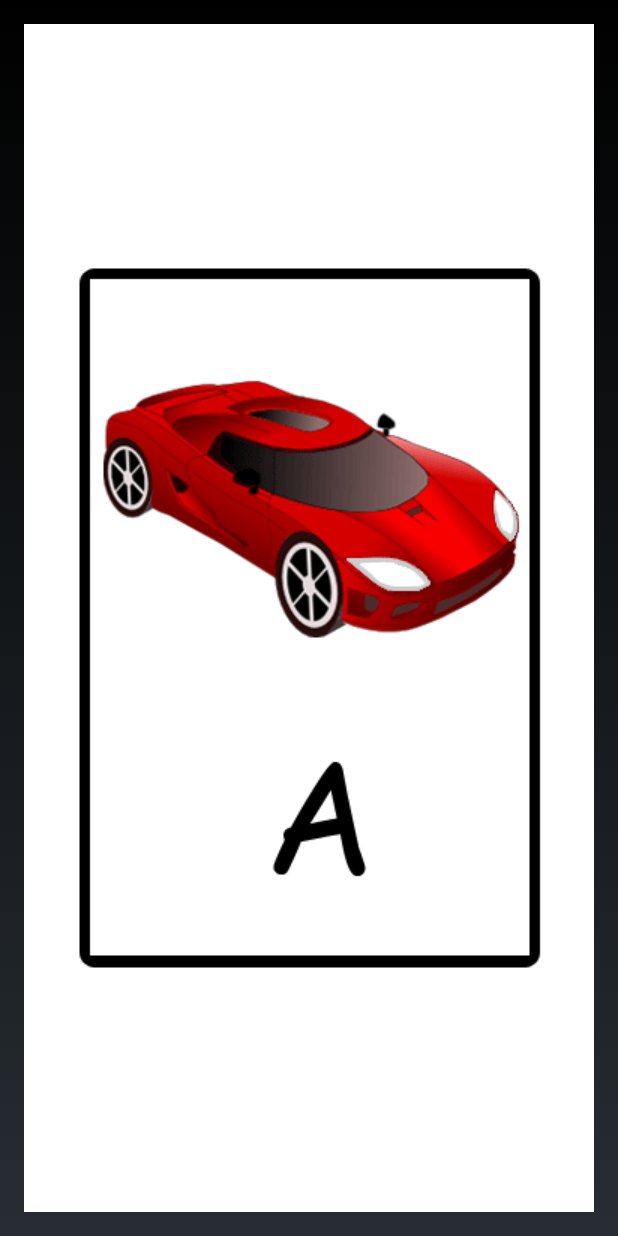
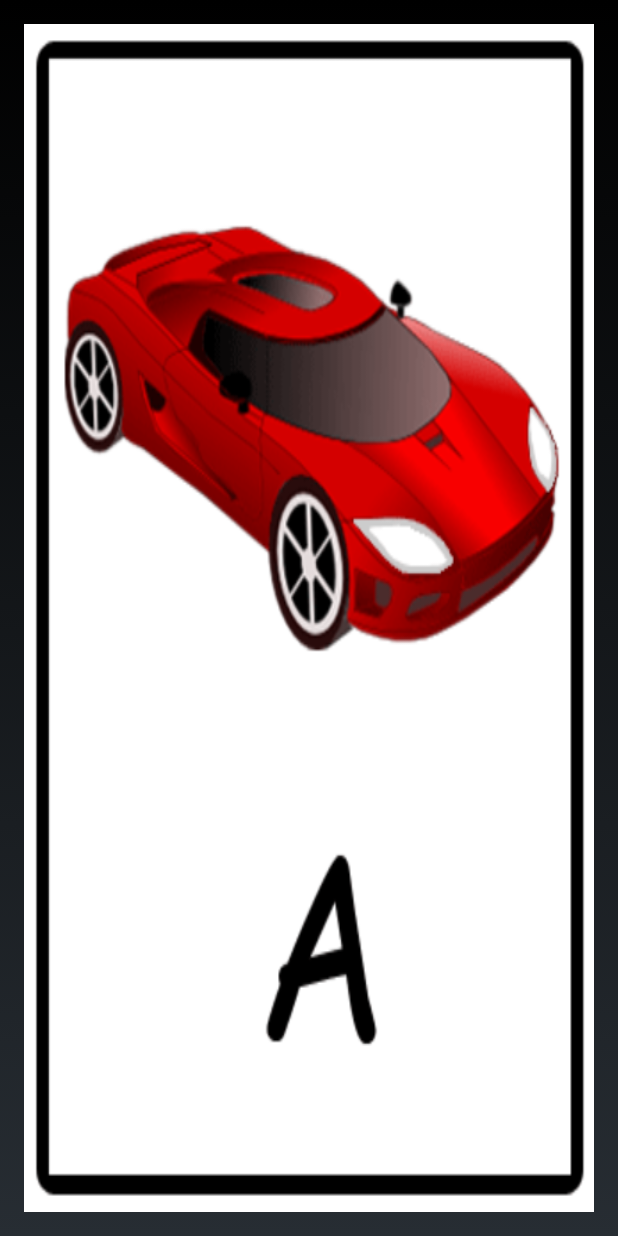
Before and after one commit to ikrcatov/Abeceda, an Android app: the screen it shows after launch (ImageSlideActivity before the commit, ImageViewPager after it), after a tap on an icon or button, on a phone screen of 412 x 824 dp. Run offline under Robolectric (Android 15) with nearby library versions, the light colour scheme and no system bars.

Commit message:
Uloadane slike u list, triba napravit da na swipe drugi zvuk pročita

```diff
--- a/Abeceda/app/src/main/AndroidManifest.xml
+++ b/Abeceda/app/src/main/AndroidManifest.xml
@@ -30,6 +30,12 @@
             android:theme="@android:style/Theme.NoTitleBar"
             android:screenOrientation="portrait">
         </activity>
+        <activity
+            android:name=".ImageViewPager"
+            android:label="@string/title_activity_image_slide"
+            android:theme="@android:style/Theme.NoTitleBar"
+            android:screenOrientation="portrait">
+        </activity>
     </application>
 
     <supports-screens android:xlargeScreens="true" />
--- a/Abeceda/app/src/main/java/com/example/abeceda/abeceda/ImageAdapter.java
+++ b/Abeceda/app/src/main/java/com/example/abeceda/abeceda/ImageAdapter.java
@@ -1,24 +1,56 @@
 package com.example.abeceda.abeceda;
 
 import android.content.Context;
-import android.content.res.Resources;
-import android.support.v4.view.PagerAdapter;
-import android.support.v4.view.ViewPager;
-import android.util.TypedValue;
-import android.view.LayoutInflater;
+import android.media.MediaPlayer;
 import android.view.View;
 import android.view.ViewGroup;
-import android.widget.GridView;
+import android.widget.BaseAdapter;
 import android.widget.ImageView;
-import android.widget.LinearLayout;
-import android.widget.RelativeLayout;
 
-public class ImageAdapter extends PagerAdapter
+public class ImageAdapter extends BaseAdapter
 {
-	Context context;
-    int imagePosition = 0;
+    private Context mContext;
 
-    public int[] IMAGES = new int[]
+    /*Sound*/
+    MediaPlayer mp;
+
+    public ImageAdapter(Context c) {
+        mContext = c;
+    }
+
+    public int getCount() {
+        return mThumbIds.length;
+    }
+
+    public Object getItem(int position) {
+    	return mThumbIds[position];
+    }
+
+    public long getItemId(int position) {
+        return 0;
+    }
+
+    // Create a new ImageView for each item referenced by the Adapter
+    public View getView(int position, View convertView, ViewGroup parent)
+    {
+        ImageView imageView;
+
+        if (convertView == null)
+        {  // If it's not recycled, initialize some attributes
+            imageView = new ImageView(mContext);
+            imageView.setScaleType(ImageView.ScaleType.CENTER_CROP);
+        }
+        else
+        {
+            imageView = (ImageView) convertView;
+        }
+
+        imageView.setImageResource(mThumbIds[position]);
+        return imageView;
+    }
+
+    // References to our images in res > drawable
+    public Integer[] mThumbIds =
     {
         R.drawable.a, R.drawable.b, R.drawable.c, R.drawable.cjj, R.drawable.cj, R.drawable.d, R.drawable.dzj,
         R.drawable.dj, R.drawable.e, R.drawable.f, R.drawable.g, R.drawable.h, R.drawable.i, R.drawable.j,
@@ -27,50 +59,12 @@ public class ImageAdapter extends PagerAdapter
         R.drawable.zj
     };
 
-    ImageAdapter(Context context, int position)
+    public int[] mAudio = new int[]
     {
-    	this.context = context;
-        this.imagePosition = position;
-    }
-
-    @Override
-    public int getCount()
-    {
-      return IMAGES.length;
-    }
-
-    @Override
-    public boolean isViewFromObject(View view, Object object)
-    {
-        return view == ((ImageView) object);
-    }
-
-    @Override
-    public Object instantiateItem(ViewGroup container, int position)
-    {
-        ImageView imageView = new ImageView(context);
-        int padding = context.getResources().getDimensionPixelSize(
-                R.dimen.padding_medium);
-        //imageView.setPadding(padding, padding, padding, padding);
-        //imageView.setScaleType(ImageView.ScaleType.CENTER_INSIDE);
-        imageView.setImageResource(IMAGES[imagePosition]);
-
-        //Calculation of ImageView Size - density independent.
-        //maybe you should do this calculation not exactly in this method but put is somewhere else.
-        Resources r = Resources.getSystem();
-        float px = TypedValue.applyDimension(TypedValue.COMPLEX_UNIT_DIP, 60, r.getDisplayMetrics());
-
-        imageView.setLayoutParams(new GridView.LayoutParams((int)px, (int)px));
-        imageView.setScaleType(ImageView.ScaleType.CENTER_INSIDE);
-
-        ((ViewPager) container).addView(imageView);
-
-        return imageView;
-    }
-
-    @Override
-    public void destroyItem(ViewGroup container, int position, Object object)
-    {
-        ((ViewPager) container).removeView((ImageView) object);
-    }
+        R.raw.a, R.raw.b, R.raw.c, R.raw.cjj, R.raw.cj, R.raw.d, R.raw.dzj,
+        R.raw.dj, R.raw.e, R.raw.f, R.raw.g, R.raw.h, R.raw.i, R.raw.j,
+        R.raw.k, R.raw.l, R.raw.lj, R.raw.m, R.raw.n, R.raw.nj, R.raw.o, R.raw.p,
+        R.raw.r, R.raw.s, R.raw.sj, R.raw.t, R.raw.u, R.raw.v, R.raw.z,
+        R.raw.zj
+    };
 }
--- /dev/null
+++ b/Abeceda/app/src/main/java/com/example/abeceda/abeceda/ImagePagerAdapter.java
@@ -0,0 +1,39 @@
+package com.example.abeceda.abeceda;
+
+import java.util.List;
+
+import android.support.v4.view.PagerAdapter;
+import android.view.View;
+import android.view.ViewGroup;
+import android.widget.ImageView;
+
+public class ImagePagerAdapter extends PagerAdapter {
+
+    private List<ImageView> images;
+
+    public ImagePagerAdapter(List<ImageView> images) {
+        this.images = images;
+    }
+
+    @Override
+    public Object instantiateItem(ViewGroup container, int position) {
+        ImageView imageView = images.get(position);
+        container.addView(imageView);
+        return imageView;
+    }
+
+    @Override
+    public void destroyItem(ViewGroup container, int position, Object object) {
+        container.removeView(images.get(position));
+    }
+
+    @Override
+    public int getCount() {
+        return images.size();
+    }
+
+    @Override
+    public boolean isViewFromObject(View view, Object o) {
+        return view == o;
+    }
+}
--- a/Abeceda/app/src/main/java/com/example/abeceda/abeceda/ImageSlideActivity.java
+++ b/Abeceda/app/src/main/java/com/example/abeceda/abeceda/ImageSlideActivity.java
@@ -51,7 +51,7 @@ public class ImageSlideActivity extends FragmentActivity
 
         context = this;
 
-        viewPager.setOnTouchListener(gestureListener);
+        /*viewPager.setOnTouchListener(gestureListener);
 
         //SWIPE events
         viewPager.setOnTouchListener(new OnSwipeTouchListener(this)
@@ -120,13 +120,13 @@ public class ImageSlideActivity extends FragmentActivity
         if(swiped == false)
         {
             setViewPagerValuesAndStartMediaPlayer(viewPager);
-        }
+        }*/
     }
 
     private void setViewPagerValuesAndStartMediaPlayer(ViewPager viewPager)
     {
-        adapter = new ImageAdapter(context, position);
-        viewPager.setAdapter(adapter);
+        /*adapter = new ImageAdapter(context, position);
+        viewPager.setAdapter(adapter);*/
 
         //Necessary or the pager will only have one extra page to show
         // make this at least however many pages you can see
--- /dev/null
+++ b/Abeceda/app/src/main/java/com/example/abeceda/abeceda/ImageViewPager.java
@@ -0,0 +1,146 @@
+package com.example.abeceda.abeceda;
+
+import java.util.ArrayList;
+import java.util.List;
+
+import android.app.Activity;
+import android.content.Intent;
+import android.media.MediaPlayer;
+import android.os.Bundle;
+import android.os.Handler;
+import android.support.v4.view.ViewPager;
+import android.view.Menu;
+import android.view.MenuItem;
+import android.view.MotionEvent;
+import android.view.View;
+import android.widget.ImageView;
+import android.widget.Toast;
+
+public class ImageViewPager extends Activity
+{
+	// Declare Variable
+	int position;
+
+    /*Sound*/
+    MediaPlayer mp;
+
+    private final int interval = 1000; // 1 Second
+    private Handler handler = new Handler();
+
+    boolean swiped = false;
+    boolean singleTapped = false;
+
+    /*LENGTH OF IMAGE ARRAY*/
+    int imageArrayLength;
+
+    ViewPager viewpager;
+
+    ImageAdapter imageAdapter;
+    ImageViewPager context;
+
+    int savePosition = 0;
+
+    @Override
+	public void onCreate(Bundle savedInstanceState)
+    {
+		super.onCreate(savedInstanceState);
+		// Set title for the ViewPager
+		setTitle("ViewPager");
+		// Get the view from view_pager.xml
+		setContentView(R.layout.activity_image_slide);
+
+		// Retrieve data from MainActivity on item click event
+        Bundle bdl = getIntent().getExtras();
+        position = bdl.getInt("position");
+
+        context = this;
+
+        imageAdapter = new ImageAdapter(context);
+        viewpager = (ViewPager) findViewById(R.id.view_pager);
+
+        setViewPagerValuesAndStartMediaPlayer(viewpager, imageAdapter);
+
+        viewpager.setOnPageChangeListener(new ViewPager.OnPageChangeListener() {
+
+            @Override
+            public void onPageSelected(int arg0) {}
+
+            @Override
+            public void onPageScrolled(int arg0, float arg1, int arg2) {
+
+            }
+
+            @Override
+            public void onPageScrollStateChanged(int pos) {
+
+                if(savePosition > pos)
+                {
+                    Toast.makeText(getApplicationContext(), "Swiped Right", Toast.LENGTH_SHORT).show();
+                }
+
+                else if(savePosition < pos)
+                {
+                    Toast.makeText(getApplicationContext(), "Swiped Left", Toast.LENGTH_SHORT).show();
+                }
+
+                else
+                {
+                    Toast.makeText(getApplicationContext(), "Tap", Toast.LENGTH_SHORT).show();
+                }
+
+                savePosition = pos;
+                position = pos;
+            }
+        });
+	}
+
+    private void setViewPagerValuesAndStartMediaPlayer(ViewPager viewPager, ImageAdapter imageAdapter)
+    {
+        List<ImageView> images = new ArrayList<ImageView>();
+
+        // Retrieve all the images
+        for (int i = 0; i < 15; i++)
+        {
+            ImageView imageView = new ImageView(this);
+            imageView.setImageResource(imageAdapter.mThumbIds[i]);
+            imageView.setScaleType(ImageView.ScaleType.FIT_XY);
+            images.add(imageView);
+        }
+
+        // Set the images into ViewPager
+        ImagePagerAdapter pageradapter = new ImagePagerAdapter(images);
+        viewpager.setAdapter(pageradapter);
+        // Show images following the position
+        viewpager.setCurrentItem(position);
+
+        mp = new MediaPlayer();
+        mp = MediaPlayer.create(context, imageAdapter.mAudio[position]);
+        mp.start();
+    }
+
+    @Override
+    public boolean onCreateOptionsMenu(Menu menu)
+    {
+        getMenuInflater().inflate(R.menu.image_slide, menu);
+        return true;
+    }
+
+    @Override
+    public boolean onOptionsItemSelected(MenuItem item)
+    {
+        int id = item.getItemId();
+
+        if (id == R.id.exitApplication)
+        {
+            return true;
+        }
+        return super.onOptionsItemSelected(item);
+    }
+
+    private Runnable runnable = new Runnable(){
+        public void run()
+        {
+            singleTapped = false;
+        }
+    };
+}
--- a/Abeceda/app/src/main/java/com/example/abeceda/abeceda/MainActivity.java
+++ b/Abeceda/app/src/main/java/com/example/abeceda/abeceda/MainActivity.java
@@ -44,7 +44,7 @@ public class MainActivity extends Activity
             public void onItemClick(AdapterView<?> parent, View v, int position, long id)
             {
                 int postion = position;
-                Intent i = new Intent(getApplicationContext(), ImageSlideActivity.class);
+                Intent i = new Intent(getApplicationContext(), ImageViewPager.class);
                 i.putExtra("position", postion);
                 startActivity(i);
             }
```
